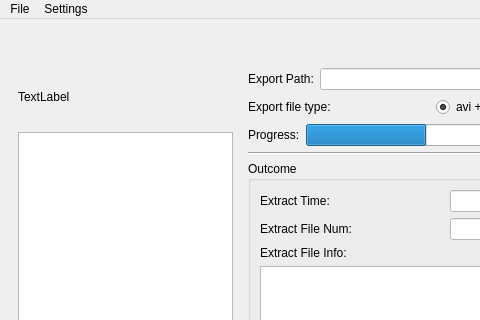
Above: util/ui/EC_dicom2avi.ui from chi-chun-1999/EC_dicom2avi before the change; both pictures show x 0 to 480 and y 0 to 320 of the 840 by 849 pixel window. Below: the same form after it.
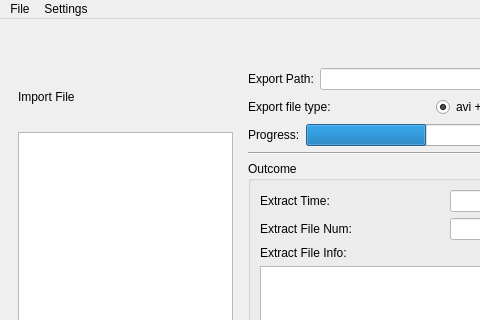
That is the form after the change.

Commit message: modified memory overloaded porblem and the ui

What changed in the file:
```diff
--- a/util/ui/EC_dicom2avi.ui
+++ b/util/ui/EC_dicom2avi.ui
@@ -28,7 +28,7 @@
        <item>
         <layout class="QVBoxLayout" name="verticalLayout" stretch="1,2,22,0">
          <property name="spacing">
-          <number>-1</number>
+          <number>6</number>
          </property>
          <item>
           <spacer name="verticalSpacer_2">
@@ -46,7 +46,7 @@
          <item>
           <widget class="QLabel" name="label">
            <property name="text">
-            <string>TextLabel</string>
+            <string>Import File</string>
            </property>
           </widget>
          </item>
```
Left out of the diff: 4 changed lines with no effect on the pictures. The commit also changes 4 other files.
